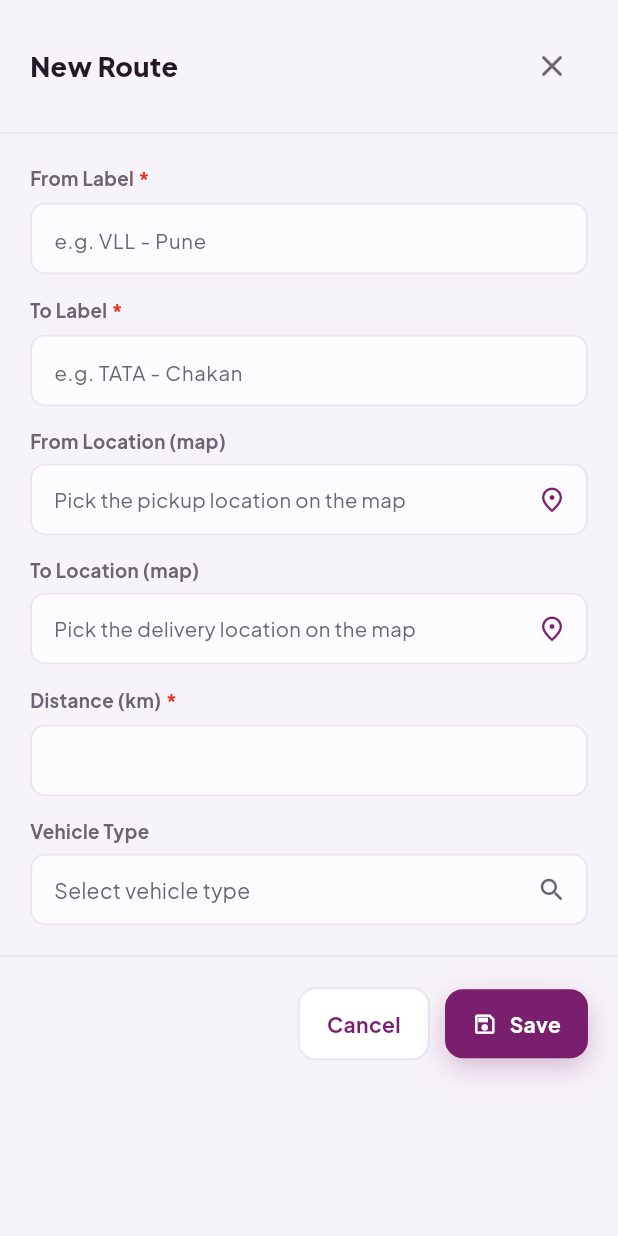
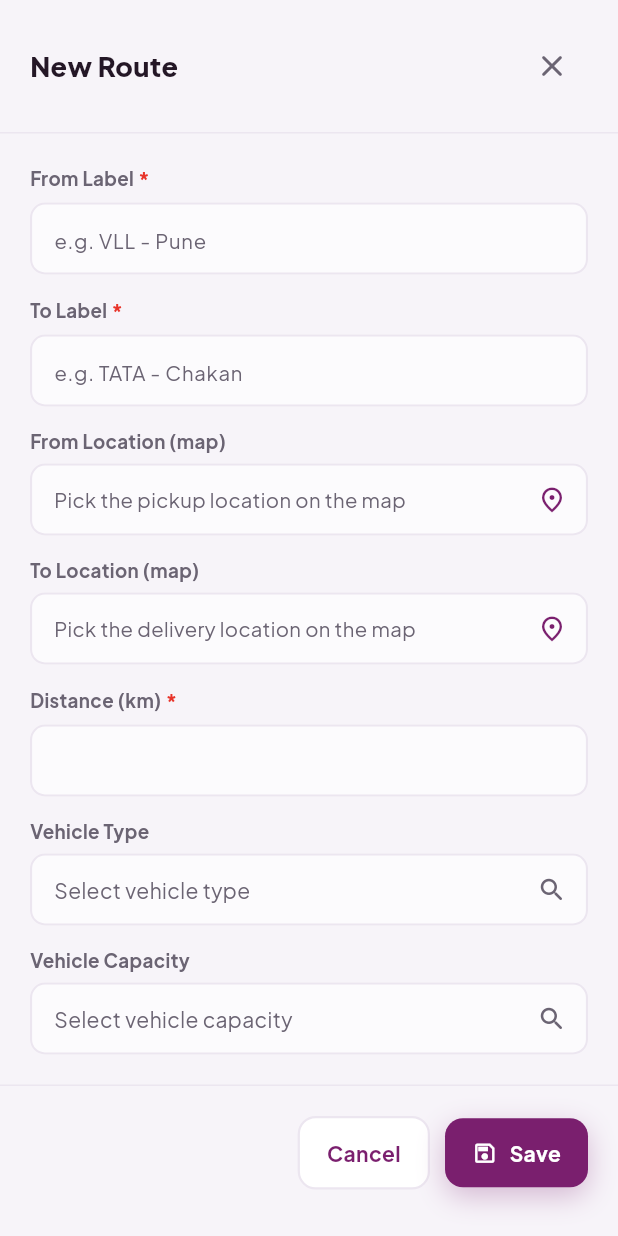
Before and after one commit to vistarlogitekdeveloper/LR_management, a Flutter app: the RouteFormDialog widget shown alone on an empty page, opened directly, on a phone screen of 412 x 824 dp. Run offline on Flutter 3.47's test engine with Material 3 defaults, Android fonts, the phone set to English and light mode, and no system bars; our stand-ins replace dio, file_picker, flutter_map, flutter_riverpod, flutter_secure_storage, go_router and 5 more; missing offline and left inert: dart:html, dart:js_interop, excel; accounts and stored records are empty; network calls fail.

Commit message:
feat: implement route master model, create LR screen, routes management UI, and data export service

```diff
--- a/lib/features/masters/screens/routes_screen.dart
+++ b/lib/features/masters/screens/routes_screen.dart
@@ -56,6 +56,7 @@ class RoutesScreen extends ConsumerWidget {
         'To',
         'Distance (km)',
         'Vehicle Type',
+        'Capacity',
         if (showTransporterRate) 'Transporter Rate (₹)',
         if (showCustomerRate) 'Customer Rate',
       ],
@@ -70,6 +71,7 @@ class RoutesScreen extends ConsumerWidget {
               (r.vehicleTypeLabel?.isNotEmpty ?? false)
                   ? r.vehicleTypeLabel!
                   : '—',
+              (r.capacityLabel?.isNotEmpty ?? false) ? r.capacityLabel! : '—',
               if (showTransporterRate) inr(r.baseRate),
               if (showCustomerRate)
                 r.customerRate > 0 ? inr(r.customerRate) : '—',
--- a/lib/features/masters/widgets/route_form_dialog.dart
+++ b/lib/features/masters/widgets/route_form_dialog.dart
@@ -49,6 +49,7 @@ class _RouteFormDialogState extends ConsumerState<RouteFormDialog> {
   PickedLocation? _fromLoc;
   PickedLocation? _toLoc;
   String? _vehicleTypeId;
+  String? _capacityId;
   bool _saving = false;
 
   RouteMaster? get _existing => widget.existing;
@@ -73,6 +74,7 @@ class _RouteFormDialogState extends ConsumerState<RouteFormDialog> {
           : '',
     );
     _vehicleTypeId = r?.vehicleTypeId;
+    _capacityId = r?.capacityId;
     if (r != null && r.hasFromCoords) {
       _fromLoc = PickedLocation(
         placeId: r.fromPlaceId,
@@ -121,6 +123,7 @@ class _RouteFormDialogState extends ConsumerState<RouteFormDialog> {
         baseRate: parse(_baseRate),
         customerRate: parse(_customerRate),
         vehicleTypeId: _vehicleTypeId,
+        capacityId: _capacityId,
         fromPlaceId: _fromLoc?.placeId ?? '',
         fromLat: _fromLoc?.lat,
         fromLng: _fromLoc?.lng,
@@ -151,6 +154,8 @@ class _RouteFormDialogState extends ConsumerState<RouteFormDialog> {
   Widget build(BuildContext context) {
     final vehicleTypes =
         lookupList(ref.watch(lookupsMapProvider), 'VEHICLE_TYPE');
+    final capacities =
+        lookupList(ref.watch(lookupsMapProvider), 'VEHICLE_CAPACITY');
     // Visibility perms (migration 072): hide the rate inputs the user may not
     // see. Controllers stay initialised — only the fields are dropped — and the
     // backend strips any redacted value on save.
@@ -167,6 +172,16 @@ class _RouteFormDialogState extends ConsumerState<RouteFormDialog> {
         category: 'VEHICLE_TYPE',
         code: _existing?.vehicleTypeCode ?? '',
         label: _existing?.vehicleTypeLabel ?? '',
+      );
+    }
+    LookupValue? selectedCap =
+        capacities.where((v) => v.id == _capacityId).firstOrNull;
+    if (selectedCap == null && (_capacityId ?? '').isNotEmpty) {
+      selectedCap = LookupValue(
+        id: _capacityId!,
+        category: 'VEHICLE_CAPACITY',
+        code: _existing?.capacityCode ?? '',
+        label: _existing?.capacityLabel ?? '',
       );
     }
     return Column(
@@ -262,6 +277,7 @@ class _RouteFormDialogState extends ConsumerState<RouteFormDialog> {
                           child: _text(
                             _customerRate,
                             'Customer Rate (₹)',
+                            required: true,
                             number: true,
                             hint: 'Used for Vistar margin',
                           ),
@@ -279,6 +295,22 @@ class _RouteFormDialogState extends ConsumerState<RouteFormDialog> {
                             clearable: true,
                             onChanged: (v) =>
                                 setState(() => _vehicleTypeId = v?.id),
+                          ),
+                        ),
+                      ),
+                      SizedBox(
+                        width: half,
+                        child: LabeledField(
+                          label: 'Vehicle Capacity',
+                          child: SearchableField<LookupValue>(
+                            value: selectedCap,
+                            options: capacities,
+                            labelOf: (v) => v.label,
+                            hintText: 'Select vehicle capacity',
+                            dialogTitle: 'Select Vehicle Capacity',
+                            clearable: true,
+                            onChanged: (v) =>
+                                setState(() => _capacityId = v?.id),
                           ),
                         ),
                       ),
--- a/lib/features/reports/services/export_service.dart
+++ b/lib/features/reports/services/export_service.dart
@@ -24,7 +24,8 @@ class ExportService {
     final sheet = excel[excel.getDefaultSheet() ?? 'Sheet1'];
 
     final headers = <String>[
-      'LR No', 'Date', 'Consignor', 'Consignee', 'Vehicle', 'Route',
+      'LR No', 'Date', 'Consignor', 'Consignee', 'Vehicle',
+      'Vehicle Type', 'Capacity', 'Route',
       if (canViewTransporterRate) ...[
         'Freight', 'Door Delivery', 'Handling', 'Insurance', 'Mathadi',
         'Advance', 'Total', 'Balance',
@@ -43,6 +44,8 @@ class ExportService {
         TextCellValue(lr.consignor.name),
         TextCellValue(lr.consignee.name),
         TextCellValue(lr.vehicle.number),
+        TextCellValue(lr.vehicle.type),
+        TextCellValue(lr.capacityLabel),
         TextCellValue(lr.route),
         if (canViewTransporterRate) ...[
           DoubleCellValue(lr.freight.freight),
--- a/lib/shared/models/route_master.dart
+++ b/lib/shared/models/route_master.dart
@@ -11,6 +11,11 @@ class RouteMaster {
   final String? vehicleTypeId;
   final String? vehicleTypeCode;
   final String? vehicleTypeLabel;
+  // Vehicle capacity (VEHICLE_CAPACITY lookup) — nullable; copied onto LRs
+  // created for this route.
+  final String? capacityId;
+  final String? capacityCode;
+  final String? capacityLabel;
   // Map-picked endpoints (Google Places). place_id is the stable key; lat/lng
   // + formatted address power the map and (later) geofencing.
   final String fromPlaceId;
@@ -33,6 +38,9 @@ class RouteMaster {
     this.vehicleTypeId,
     this.vehicleTypeCode,
     this.vehicleTypeLabel,
+    this.capacityId,
+    this.capacityCode,
+    this.capacityLabel,
     this.fromPlaceId = '',
     this.fromLat,
     this.fromLng,
@@ -59,6 +67,10 @@ class RouteMaster {
         ((json['vehicleType'] as Map?)?['id'] as String?),
     vehicleTypeCode: (json['vehicleType'] as Map?)?['code'] as String?,
     vehicleTypeLabel: (json['vehicleType'] as Map?)?['label'] as String?,
+    capacityId: (json['capacity_id'] as String?) ??
+        ((json['capacity'] as Map?)?['id'] as String?),
+    capacityCode: (json['capacity'] as Map?)?['code'] as String?,
+    capacityLabel: (json['capacity'] as Map?)?['label'] as String?,
     fromPlaceId: (json['from_place_id'] as String?) ?? '',
     fromLat: asDoubleOrNull(json['from_lat']),
     fromLng: asDoubleOrNull(json['from_lng']),
@@ -78,6 +90,8 @@ class RouteMaster {
     'customer_rate': customerRate > 0 ? customerRate : null,
     // Always sent (even null) so clearing the vehicle type sticks on PATCH.
     'vehicle_type_id': vehicleTypeId,
+    // Always sent (even null) so clearing the capacity sticks on PATCH.
+    'capacity_id': capacityId,
     // Always sent (even null) so clearing a pin sticks on PATCH.
     'from_place_id': fromPlaceId.isEmpty ? null : fromPlaceId,
     'from_lat': fromLat,
@@ -98,6 +112,9 @@ class RouteMaster {
     String? vehicleTypeId,
     String? vehicleTypeCode,
     String? vehicleTypeLabel,
+    String? capacityId,
+    String? capacityCode,
+    String? capacityLabel,
     String? fromPlaceId,
     double? fromLat,
     double? fromLng,
@@ -118,6 +135,9 @@ class RouteMaster {
       vehicleTypeId: vehicleTypeId ?? this.vehicleTypeId,
       vehicleTypeCode: vehicleTypeCode ?? this.vehicleTypeCode,
       vehicleTypeLabel: vehicleTypeLabel ?? this.vehicleTypeLabel,
+      capacityId: capacityId ?? this.capacityId,
+      capacityCode: capacityCode ?? this.capacityCode,
+      capacityLabel: capacityLabel ?? this.capacityLabel,
       fromPlaceId: fromPlaceId ?? this.fromPlaceId,
       fromLat: fromLat ?? this.fromLat,
       fromLng: fromLng ?? this.fromLng,
```
Also changed, not shown: lib/features/lr/screens/create_lr_screen.dart (+11 -22 lines).
